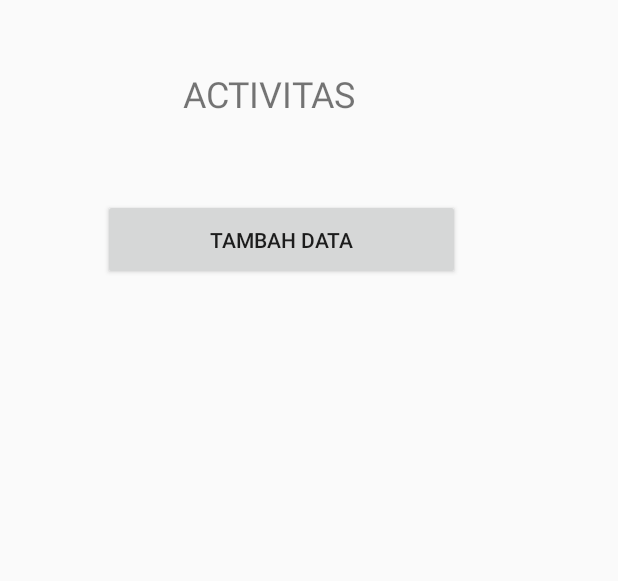
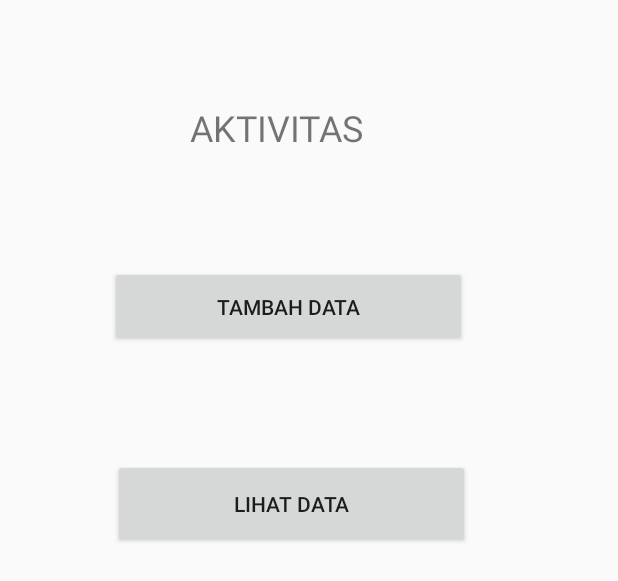
Before and after one commit to arrasy/TestBarang_ActFirebase, an Android app: the layout activity_main.xml on its own in the app's theme, with its tools: preview values and no code run, on a phone screen of 412 x 824 dp. Shown: the top 581 px of the screen. Run offline under Robolectric (Android 15) with nearby library versions, the phone set to English and light mode, and no system bars.

```diff
--- a/app/build.gradle
+++ b/app/build.gradle
@@ -30,10 +30,14 @@ dependencies {
     implementation 'com.google.firebase:firebase-core:17.4.0'
     implementation 'com.google.firebase:firebase-database:19.3.0'
 
+    implementation 'androidx.recyclerview:recyclerview:1.0.0'
+
     implementation 'androidx.multidex:multidex:2.0.1'
+
     implementation 'androidx.appcompat:appcompat:1.1.0'
     implementation 'androidx.constraintlayout:constraintlayout:1.1.3'
-    testImplementation 'junit:junit:4.12'
+    implementation 'com.google.firebase:firebase-analytics:17.4.1'
+    testImplementation 'junit:junit:4.13'
     androidTestImplementation 'androidx.test.ext:junit:1.1.1'
     androidTestImplementation 'androidx.test.espresso:espresso-core:3.2.0'
 }
--- a/app/src/main/res/layout/activity_main.xml
+++ b/app/src/main/res/layout/activity_main.xml
@@ -1,8 +1,7 @@
 <?xml version="1.0" encoding="utf-8"?>
-<androidx.constraintlayout.widget.ConstraintLayout
-    xmlns:android="http://schemas.android.com/apk/res/android"
+<androidx.constraintlayout.widget.ConstraintLayout xmlns:android="http://schemas.android.com/apk/res/android"
+    xmlns:app="http://schemas.android.com/apk/res-auto"
     xmlns:tools="http://schemas.android.com/tools"
-    xmlns:app="http://schemas.android.com/apk/res-auto"
     android:layout_width="match_parent"
     android:layout_height="match_parent"
     tools:context=".MainActivity">
@@ -11,7 +10,7 @@
         android:id="@+id/textView"
         android:layout_width="wrap_content"
         android:layout_height="42dp"
-    android:layout_marginstart="8dp"
+        android:layout_marginStart="8dp"
         android:layout_marginLeft="8dp"
         android:layout_marginTop="10dp"
         android:layout_marginEnd="8dp"
@@ -28,7 +27,7 @@
         android:id="@+id/btnTambah"
         android:layout_width="238dp"
         android:layout_height="54dp"
-        android:layout_marginstart="8dp"
+        android:layout_marginStart="8dp"
         android:layout_marginLeft="8dp"
         android:layout_marginTop="8dp"
         android:layout_marginEnd="8dp"
@@ -39,25 +38,25 @@
         app:layout_constraintEnd_toEndOf="parent"
         app:layout_constraintHorizontal_bias="0.414"
         app:layout_constraintStart_toStartOf="parent"
-        app:layout_constraintTop_toBottomOf="@+id/textView"
+        app:layout_constraintTop_toBottomOf="@id/textView"
         app:layout_constraintVertical_bias="0.252" />
 
     <Button
         android:id="@+id/btnLihat"
-        android:layout_width="234dp"
+        android:layout_width="238dp"
         android:layout_height="59dp"
         android:layout_marginStart="8dp"
         android:layout_marginLeft="8dp"
         android:layout_marginTop="8dp"
         android:layout_marginEnd="8dp"
         android:layout_marginRight="8dp"
-        android:layout_marginBottom="490dp"
+        android:layout_marginBottom="400dp"
         android:text="@string/btLihat"
         app:layout_constraintBottom_toBottomOf="parent"
         app:layout_constraintEnd_toEndOf="parent"
-        app:layout_constraintHorizontal_bias="8.428"
+        app:layout_constraintHorizontal_bias="0.428"
         app:layout_constraintStart_toStartOf="parent"
-        app:layout_constraintTop_toBottomOf="@+id/btnTambah"
+        app:layout_constraintTop_toBottomOf="@id/btnTambah"
         app:layout_constraintVertical_bias="0.0" />
 
 </androidx.constraintlayout.widget.ConstraintLayout>
--- a/app/src/main/res/values/strings.xml
+++ b/app/src/main/res/values/strings.xml
@@ -1,12 +1,12 @@
 <resources>
-    <string name="namaApp">Testingku</string>
+    <string name="app_name">TestBarang</string>
     <string name="btTambah">Tambah Data</string>
     <string name="btLihat">Lihat Data</string>
     <string name="bOk">Submit Data</string>
     <string name="eno">Kode Barang</string>
     <string name="enama">Nama Barang</string>
-    <string name="txtJudul1">ACTIVITAS</string>
+    <string name="txtJudul1">AKTIVITAS</string>
     <string name="txtJudul2">Penambahan Data</string>
     <string name="txtJudul3">Data Barang</string>
-    <string name="txtKosong"></string>
+    <string name="txtkosong"></string>
 </resources>
```
Also changed, not shown: app/src/main/java/com/example/testbarange/AdapterLihatBarang.java (added, +86 -0 lines), app/src/main/java/com/example/testbarange/LihatBarang.java (added, +98 -0 lines), app/src/main/java/com/example/testbarange/MainActivity.java (+3 -5 lines), app/src/main/java/com/example/testbarange/TambahData.java (+13 -16 lines), app/src/main/res/layout/activity_lihat_barang.xml (added, +17 -0 lines), app/src/main/res/layout/activity_tambah_data.xml (+9 -8 lines), app/src/main/res/layout/item_barang.xml (added, +15 -0 lines). Lines whose indentation alone changed are shown as unchanged.
